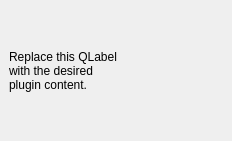
Before: the Qt Designer form world_domination_dockwidget_base.ui in GwennaelFrancois/World-Domination, drawn with Qt 5.
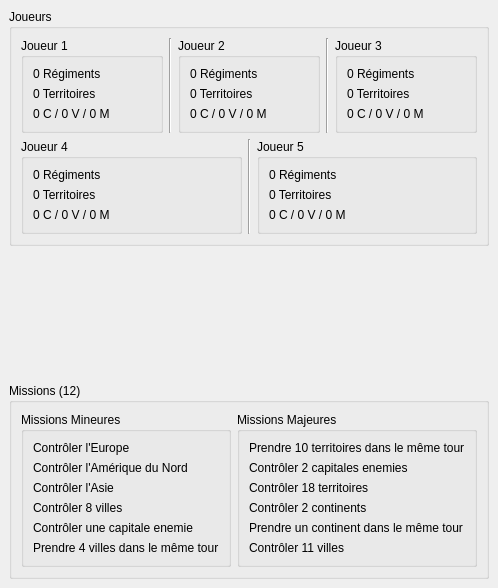
After: the same form once the commit is applied. Custom widgets are drawn as their Qt base class.

What changed in the file:
```diff
--- a/world_domination_dockwidget_base.ui
+++ b/world_domination_dockwidget_base.ui
@@ -6,8 +6,8 @@
    <rect>
     <x>0</x>
     <y>0</y>
-    <width>232</width>
-    <height>141</height>
+    <width>444</width>
+    <height>588</height>
    </rect>
   </property>
   <property name="windowTitle">
@@ -15,18 +15,337 @@
   </property>
   <widget class="QWidget" name="dockWidgetContents">
    <layout class="QGridLayout" name="gridLayout">
-    <item row="0" column="0">
-     <widget class="QLabel" name="label">
-      <property name="text">
-       <string>Replace this QLabel
-with the desired
-plugin content.</string>
-      </property>
-     </widget>
+    <item row="1" column="0">
+     <layout class="QVBoxLayout" name="verticalLayout">
+      <item>
+       <layout class="QVBoxLayout" name="verticalLayout_2">
+        <item>
+         <widget class="QGroupBox" name="Joueurs">
+          <property name="title">
+           <string>Joueurs</string>
+          </property>
+          <layout class="QVBoxLayout" name="verticalLayout_4">
+           <item>
+            <layout class="QHBoxLayout" name="horizontalLayout">
+             <item>
+              <widget class="QGroupBox" name="p1Group">
+               <property name="title">
+                <string>Joueur 1</string>
+               </property>
+               <layout class="QVBoxLayout" name="verticalLayout_3">
+                <item>
+                 <widget class="QLabel" name="p1Reg">
+                  <property name="text">
+                   <string>0 Régiments</string>
+                  </property>
+                 </widget>
+                </item>
+                <item>
+                 <widget class="QLabel" name="p1Ter">
+                  <property name="text">
+                   <string>0 Territoires</string>
+                  </property>
+                 </widget>
+                </item>
+                <item>
+                 <widget class="QLabel" name="p1Stats">
+                  <property name="text">
+                   <string>0 C / 0 V / 0 M</string>
+                  </property>
+                 </widget>
+                </item>
+               </layout>
+              </widget>
+             </item>
+             <item>
+              <widget class="Line" name="line_2">
+               <property name="orientation">
+                <enum>Qt::Vertical</enum>
+               </property>
+              </widget>
+             </item>
+             <item>
+              <widget class="QGroupBox" name="p2Group">
+               <property name="title">
+                <string>Joueur 2</string>
+               </property>
+               <layout class="QVBoxLayout" name="verticalLayout_5">
+                <item>
+                 <widget class="QLabel" name="p2Reg">
+                  <property name="text">
+                   <string>0 Régiments</string>
+                  </property>
+                 </widget>
+                </item>
+                <item>
+                 <widget class="QLabel" name="p2Ter">
+                  <property name="text">
+                   <string>0 Territoires</string>
+                  </property>
+                 </widget>
+                </item>
+                <item>
+                 <widget class="QLabel" name="p2Stats">
+                  <property name="text">
+                   <string>0 C / 0 V / 0 M</string>
+                  </property>
+                 </widget>
+                </item>
+               </layout>
+              </widget>
+             </item>
+             <item>
+              <widget class="Line" name="line_3">
+               <property name="orientation">
+                <enum>Qt::Vertical</enum>
+               </property>
+              </widget>
+             </item>
+             <item>
+              <widget class="QGroupBox" name="p3Group">
+               <property name="title">
+                <string>Joueur 3</string>
+               </property>
+               <layout class="QVBoxLayout" name="verticalLayout_6">
+                <item>
+                 <widget class="QLabel" name="p3Reg">
+                  <property name="text">
+                   <string>0 Régiments</string>
+                  </property>
+                 </widget>
+                </item>
+                <item>
+                 <widget class="QLabel" name="p3Ter">
+                  <property name="text">
+                   <string>0 Territoires</string>
+                  </property>
+                 </widget>
+                </item>
+                <item>
+                 <widget class="QLabel" name="p3Stats">
+                  <property name="text">
+                   <string>0 C / 0 V / 0 M</string>
+                  </property>
+                 </widget>
+                </item>
+               </layout>
+              </widget>
+             </item>
+            </layout>
+           </item>
+           <item>
+            <layout class="QHBoxLayout" name="horizontalLayout_2">
+             <item>
+              <widget class="QGroupBox" name="p4Group">
+               <property name="title">
+                <string>Joueur 4</string>
+               </property>
+               <layout class="QVBoxLayout" name="verticalLayout_7">
+                <item>
+                 <widget class="QLabel" name="p4Reg">
+                  <property name="text">
+                   <string>0 Régiments</string>
+                  </property>
+                 </widget>
+                </item>
+                <item>
+                 <widget class="QLabel" name="p4Ter">
+                  <property name="text">
+                   <string>0 Territoires</string>
+                  </property>
+                 </widget>
+                </item>
+                <item>
+                 <widget class="QLabel" name="p4Stats">
+                  <property name="text">
+                   <string>0 C / 0 V / 0 M</string>
+                  </property>
+                 </widget>
+                </item>
+               </layout>
+              </widget>
+             </item>
+             <item>
+              <widget class="Line" name="line">
+               <property name="orientation">
+                <enum>Qt::Vertical</enum>
+               </property>
+              </widget>
+             </item>
+             <item>
+              <widget class="QGroupBox" name="p5Group">
+               <property name="title">
+                <string>Joueur 5</string>
+               </property>
+               <layout class="QVBoxLayout" name="verticalLayout_8">
+                <item>
+                 <widget class="QLabel" name="p5Reg">
+                  <property name="text">
+                   <string>0 Régiments</string>
+                  </property>
+                 </widget>
+                </item>
+                <item>
+                 <widget class="QLabel" name="p5Ter">
+                  <property name="text">
+                   <string>0 Territoires</string>
+                  </property>
+                 </widget>
+                </item>
+                <item>
+                 <widget class="QLabel" name="p5Stats">
+                  <property name="text">
+                   <string>0 C / 0 V / 0 M</string>
+                  </property>
+                 </widget>
+                </item>
+               </layout>
+              </widget>
+             </item>
+            </layout>
+           </item>
+          </layout>
+         </widget>
+        </item>
+       </layout>
+      </item>
+      <item>
+       <spacer name="verticalSpacer">
+        <property name="orientation">
+         <enum>Qt::Vertical</enum>
+        </property>
+        <property name="sizeHint" stdset="0">
+         <size>
+          <width>20</width>
+          <height>40</height>
+         </size>
+        </property>
+       </spacer>
+      </item>
+      <item>
+       <widget class="QgsCollapsibleGroupBox" name="mGroupBox">
+        <property name="title">
+         <string>Missions (12)</string>
+        </property>
+        <layout class="QHBoxLayout" name="horizontalLayout_3">
+         <item>
+          <widget class="QGroupBox" name="groupBox_2">
+           <property name="title">
+            <string>Missions Mineures</string>
+           </property>
+           <layout class="QVBoxLayout" name="verticalLayout_10">
+            <item>
+             <widget class="QLabel" name="label_7">
+              <property name="text">
+               <string>Contrôler l'Europe</string>
+              </property>
+             </widget>
+            </item>
+            <item>
+             <widget class="QLabel" name="label_11">
+              <property name="text">
+               <string>Contrôler l'Amérique du Nord</string>
+              </property>
+             </widget>
+            </item>
+            <item>
+             <widget class="QLabel" name="label_10">
+              <property name="text">
+               <string>Contrôler l'Asie</string>
+              </property>
+             </widget>
+            </item>
+            <item>
+             <widget class="QLabel" name="label_9">
+              <property name="text">
+               <string>Contrôler 8 villes</string>
+              </property>
+             </widget>
+            </item>
+            <item>
+             <widget class="QLabel" name="label_8">
+              <property name="text">
+               <string>Contrôler une capitale enemie</string>
+              </property>
+             </widget>
+            </item>
+            <item>
+             <widget class="QLabel" name="label_12">
+              <property name="text">
+               <string>Prendre 4 villes dans le même tour</string>
+              </property>
+             </widget>
+            </item>
+           </layout>
+          </widget>
+         </item>
+         <item>
+          <widget class="QGroupBox" name="groupBox">
+           <property name="title">
+            <string>Missions Majeures</string>
+           </property>
+           <layout class="QVBoxLayout" name="verticalLayout_9">
+            <item>
+             <widget class="QLabel" name="label">
+              <property name="text">
+               <string>Prendre 10 territoires dans le même tour</string>
+              </property>
+             </widget>
+            </item>
+            <item>
+             <widget class="QLabel" name="label_3">
+              <property name="text">
+               <string>Contrôler 2 capitales enemies</string>
+              </property>
+             </widget>
+            </item>
+            <item>
+             <widget class="QLabel" name="label_6">
+              <property name="text">
+               <string>Contrôler 18 territoires</string>
+              </property>
+             </widget>
+            </item>
+            <item>
+             <widget class="QLabel" name="label_4">
+              <property name="text">
+               <string>Contrôler 2 continents</string>
+              </property>
+             </widget>
+            </item>
+            <item>
+             <widget class="QLabel" name="label_5">
+              <property name="text">
+               <string>Prendre un continent dans le même tour</string>
+              </property>
+             </widget>
+            </item>
+            <item>
+             <widget class="QLabel" name="label_2">
+              <property name="text">
+               <string>Contrôler 11 villes</string>
+              </property>
+             </widget>
+            </item>
+           </layout>
+          </widget>
+         </item>
+        </layout>
+       </widget>
+      </item>
+     </layout>
     </item>
    </layout>
   </widget>
  </widget>
+ <customwidgets>
+  <customwidget>
+   <class>QgsCollapsibleGroupBox</class>
+   <extends>QGroupBox</extends>
+   <header>qgscollapsiblegroupbox.h</header>
+   <container>1</container>
+  </customwidget>
+ </customwidgets>
  <resources/>
  <connections/>
 </ui>
```
